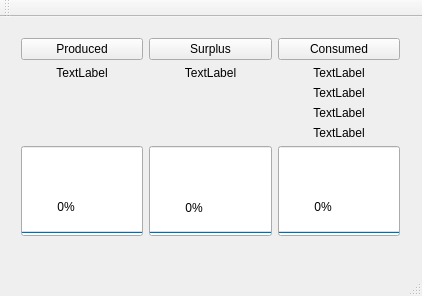
Above: Qt/QDH/mainwindow.ui from gpistoni/DomoticHome before the change. Below: the same form after it.
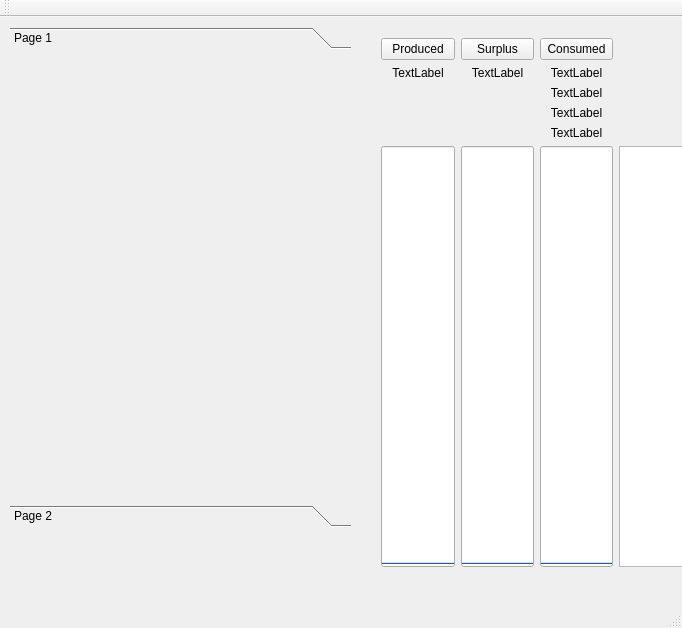
That is the form after the change. The open tabs and pages were chosen to show the change.

Diff of the .ui file:
```diff
--- a/Qt/QDH/mainwindow.ui
+++ b/Qt/QDH/mainwindow.ui
@@ -6,8 +6,8 @@
    <rect>
     <x>0</x>
     <y>0</y>
-    <width>422</width>
-    <height>296</height>
+    <width>682</width>
+    <height>628</height>
    </rect>
   </property>
   <property name="windowTitle">
@@ -17,28 +17,28 @@
    <widget class="QWidget" name="gridLayoutWidget">
     <property name="geometry">
      <rect>
-      <x>10</x>
+      <x>370</x>
       <y>10</y>
-      <width>401</width>
-      <height>220</height>
+      <width>330</width>
+      <height>551</height>
      </rect>
     </property>
     <layout class="QGridLayout" name="gridLayout">
-     <item row="0" column="0">
+     <item row="1" column="0">
       <widget class="QPushButton" name="pushButton">
        <property name="text">
         <string>Produced</string>
        </property>
       </widget>
      </item>
-     <item row="0" column="2">
+     <item row="1" column="2">
       <widget class="QPushButton" name="pushButton_2">
        <property name="text">
         <string>Consumed</string>
        </property>
       </widget>
      </item>
-     <item row="1" column="0">
+     <item row="2" column="0">
       <widget class="QLabel" name="label_P">
        <property name="text">
         <string>TextLabel</string>
@@ -48,7 +48,7 @@
        </property>
       </widget>
      </item>
-     <item row="5" column="0">
+     <item row="7" column="0">
       <widget class="QProgressBar" name="progressBar_P">
        <property name="sizePolicy">
         <sizepolicy hsizetype="Expanding" vsizetype="Expanding">
@@ -70,7 +70,7 @@
        </property>
       </widget>
      </item>
-     <item row="1" column="2">
+     <item row="2" column="2">
       <widget class="QLabel" name="label_C">
        <property name="layoutDirection">
         <enum>Qt::LeftToRight</enum>
@@ -83,7 +83,7 @@
        </property>
       </widget>
      </item>
-     <item row="5" column="2">
+     <item row="7" column="2">
       <widget class="QProgressBar" name="progressBar_C">
        <property name="sizePolicy">
         <sizepolicy hsizetype="Expanding" vsizetype="Expanding">
@@ -102,7 +102,7 @@
        </property>
       </widget>
      </item>
-     <item row="1" column="1">
+     <item row="2" column="1">
       <widget class="QLabel" name="label_S">
        <property name="text">
         <string>TextLabel</string>
@@ -112,14 +112,14 @@
        </property>
       </widget>
      </item>
-     <item row="0" column="1">
+     <item row="1" column="1">
       <widget class="QPushButton" name="pushButton_3">
        <property name="text">
         <string>Surplus</string>
        </property>
       </widget>
      </item>
-     <item row="5" column="1">
+     <item row="7" column="1">
       <widget class="QProgressBar" name="progressBar_S">
        <property name="sizePolicy">
         <sizepolicy hsizetype="Expanding" vsizetype="Expanding">
@@ -147,18 +147,8 @@
        </property>
       </widget>
      </item>
-     <item row="2" column="2">
-      <widget class="QLabel" name="label_L1">
-       <property name="text">
-        <string>TextLabel</string>
-       </property>
-       <property name="alignment">
-        <set>Qt::AlignCenter</set>
-       </property>
-      </widget>
-     </item>
      <item row="3" column="2">
-      <widget class="QLabel" name="label_L2">
+      <widget class="QLabel" name="label_L1">
        <property name="text">
         <string>TextLabel</string>
        </property>
@@ -168,6 +158,16 @@
       </widget>
      </item>
      <item row="4" column="2">
+      <widget class="QLabel" name="label_L2">
+       <property name="text">
+        <string>TextLabel</string>
+       </property>
+       <property name="alignment">
+        <set>Qt::AlignCenter</set>
+       </property>
+      </widget>
+     </item>
+     <item row="5" column="2">
       <widget class="QLabel" name="label_L3">
        <property name="text">
         <string>TextLabel</string>
@@ -177,8 +177,55 @@
        </property>
       </widget>
      </item>
+     <item row="7" column="3">
+      <widget class="QListWidget" name="listWidget"/>
+     </item>
     </layout>
    </widget>
+   <widget class="QToolBox" name="toolBox">
+    <property name="geometry">
+     <rect>
+      <x>10</x>
+      <y>10</y>
+      <width>341</width>
+      <height>500</height>
+     </rect>
+    </property>
+    <property name="currentIndex">
+     <number>1</number>
+    </property>
+    <widget class="QWidget" name="page_1">
+     <property name="geometry">
+      <rect>
+       <x>0</x>
+       <y>0</y>
+       <width>341</width>
+       <height>438</height>
+      </rect>
+     </property>
+     <attribute name="label">
+      <string>Page 1</string>
+     </attribute>
+     <layout class="QHBoxLayout" name="horizontalLayout">
+      <item>
+       <layout class="QGridLayout" name="progs"/>
+      </item>
+     </layout>
+    </widget>
+    <widget class="QWidget" name="page_2">
+     <property name="geometry">
+      <rect>
+       <x>0</x>
+       <y>0</y>
+       <width>341</width>
+       <height>438</height>
+      </rect>
+     </property>
+     <attribute name="label">
+      <string>Page 2</string>
+     </attribute>
+    </widget>
+   </widget>
   </widget>
   <widget class="QMenuBar" name="menuBar">
    <property name="geometry">
```
Left out of the diff: 2 changed lines with no effect on the pictures.
